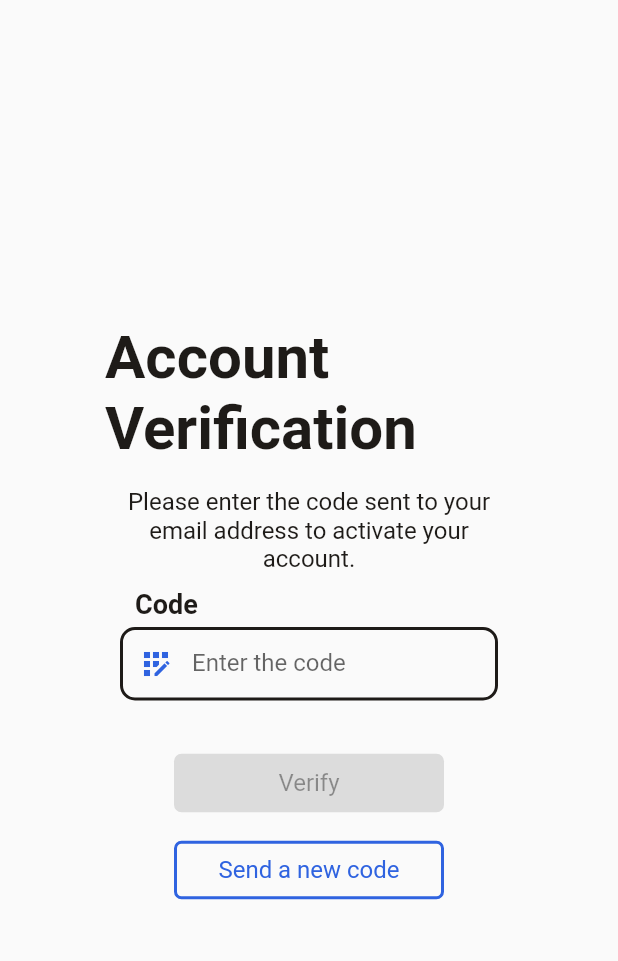
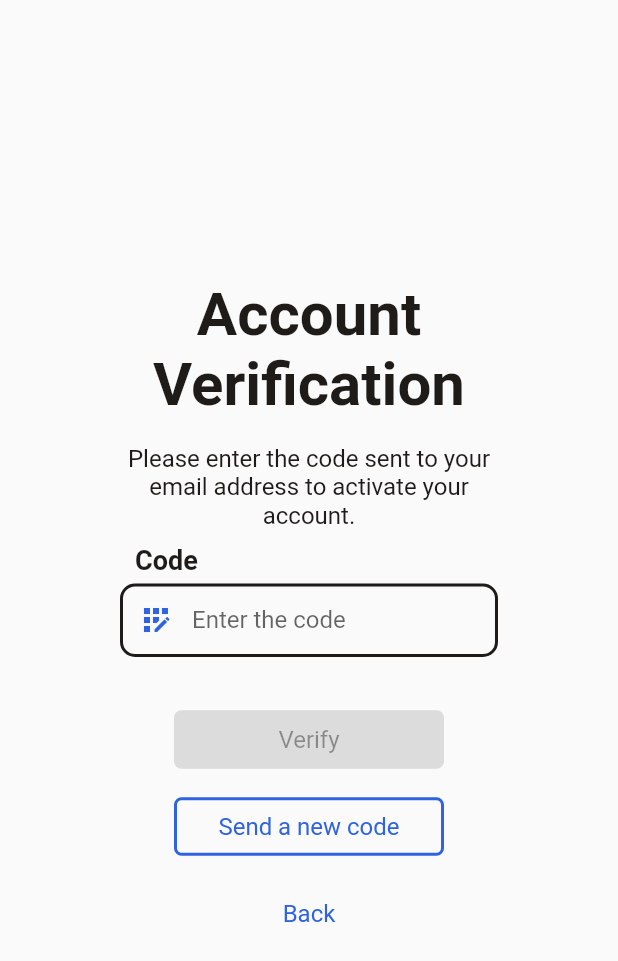
Before and after one commit to EpiTobby/TripNJoyFront, a Flutter app: the AccountVerification screen opened directly with empty values, on a phone screen of 412 x 824 dp. Shown: the top 961 px of the screen. Run offline on Flutter 3.47's test engine with Material 2 defaults, Android fonts, the phone set to English and light mode, and no system bars; our stand-ins replace another_flushbar, chopper, flutter_hooks, flutter_riverpod, flutter_secure_storage, hooks_riverpod and 2 more; missing offline and left inert: jwt_decode, minio; accounts and stored records are empty; generated files the repository leaves out were written again.

Commit message:
feat: add back button in verification screen feat: center title text in auth screens

```diff
--- a/lib/screens/auth/forgot_password.screen.dart
+++ b/lib/screens/auth/forgot_password.screen.dart
@@ -30,6 +30,7 @@ class ForgotPassword extends HookConsumerWidget {
             children: [
               Text(
                 AppLocalizations.of(context).translate('auth.forgot_password.title'),
+                textAlign: TextAlign.center,
                 style:
                     TextStyle(color: Theme.of(context).colorScheme.primary, fontSize: 32, fontWeight: FontWeight.bold),
               ),
--- a/lib/screens/auth/reset_password.screen.dart
+++ b/lib/screens/auth/reset_password.screen.dart
@@ -33,6 +33,7 @@ class ResetPassword extends HookConsumerWidget {
             children: [
               Text(
                 AppLocalizations.of(context).translate('auth.reset_password.title'),
+                textAlign: TextAlign.center,
                 style:
                     TextStyle(color: Theme.of(context).colorScheme.primary, fontSize: 32, fontWeight: FontWeight.bold),
               ),
--- a/lib/screens/auth/verification.screen.dart
+++ b/lib/screens/auth/verification.screen.dart
@@ -41,6 +41,7 @@ class AccountVerification extends HookConsumerWidget {
             children: [
               Text(
                 AppLocalizations.of(context).translate('auth.verification.title'),
+                textAlign: TextAlign.center,
                 style:
                     TextStyle(color: Theme.of(context).colorScheme.primary, fontSize: 40, fontWeight: FontWeight.bold),
               ),
@@ -81,7 +82,15 @@ class AccountVerification extends HookConsumerWidget {
                     resendCountdown.value = 30;
                     authService.resendVerificationCode(userId);
                   },
-                  isDisabled: resendCountdown.value != 0)
+                  isDisabled: resendCountdown.value != 0),
+              TertiaryButton(
+                text: AppLocalizations.of(context).translate('common.back'),
+                onPressed: () {
+                  authService.logout().then((value) {
+                    Navigator.pushReplacement(context, MaterialPageRoute(builder: (context) => MyApp()));
+                  });
+                },
+              ),
             ],
           ),
         ),
```
